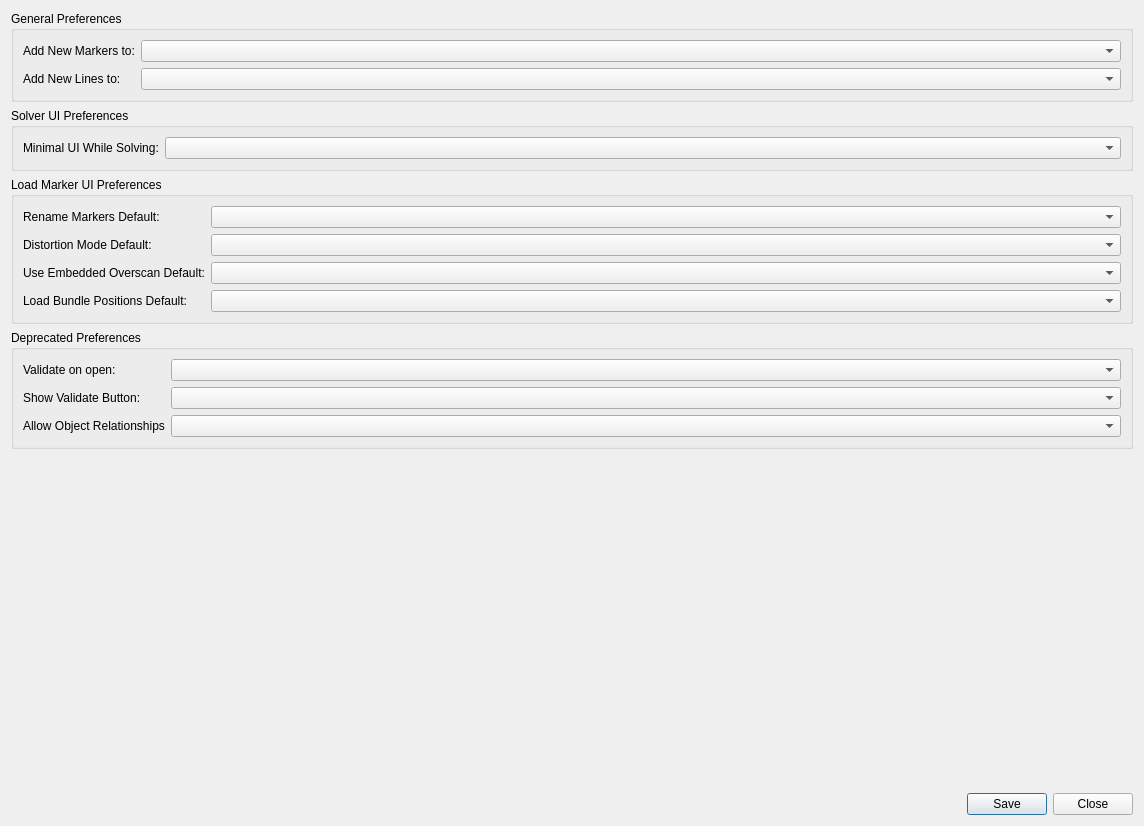
Old version of the form python/mmSolver/tools/userprefswindow/ui/pref_layout.ui in the repository david-cattermole/mayaMatchMoveSolver.
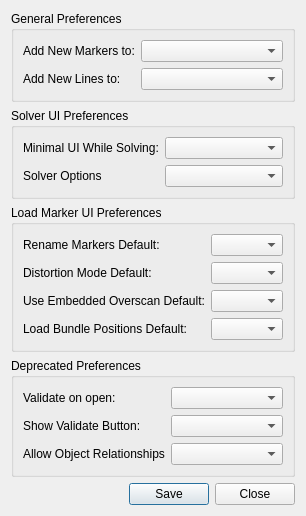
New version of the form.

Commit message:
Add Solver Options User Preference
This new option allows users to change to "developer" solver options, so
they can change to the Ceres LMDER or LMDIF solvers for testing
purposes.

The default value will always be intended for regular users, trying to
hide the underlying complexity from regular users.

Diff of the .ui file:
```diff
--- a/python/mmSolver/tools/userprefswindow/ui/pref_layout.ui
+++ b/python/mmSolver/tools/userprefswindow/ui/pref_layout.ui
@@ -6,8 +6,8 @@
    <rect>
     <x>0</x>
     <y>0</y>
-    <width>1144</width>
-    <height>826</height>
+    <width>277</width>
+    <height>447</height>
    </rect>
   </property>
   <property name="windowTitle">
@@ -65,6 +65,16 @@
         <item row="0" column="1">
          <widget class="QComboBox" name="minimalUIWhileSolvingComboBox"/>
         </item>
+        <item row="1" column="0">
+         <widget class="QLabel" name="solverOptionsLabel">
+          <property name="text">
+           <string>Solver Options</string>
+          </property>
+         </widget>
+        </item>
+        <item row="1" column="1">
+         <widget class="QComboBox" name="solverOptionsComboBox"/>
+        </item>
        </layout>
       </item>
      </layout>
```
The commit also changes 7 other files.
